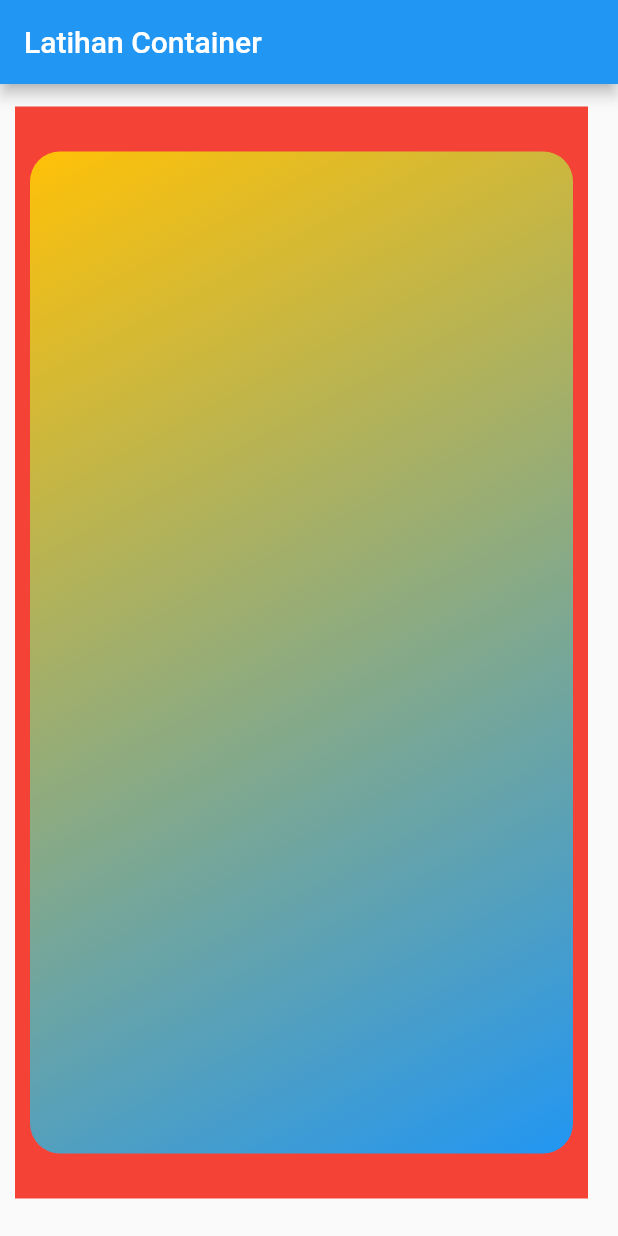
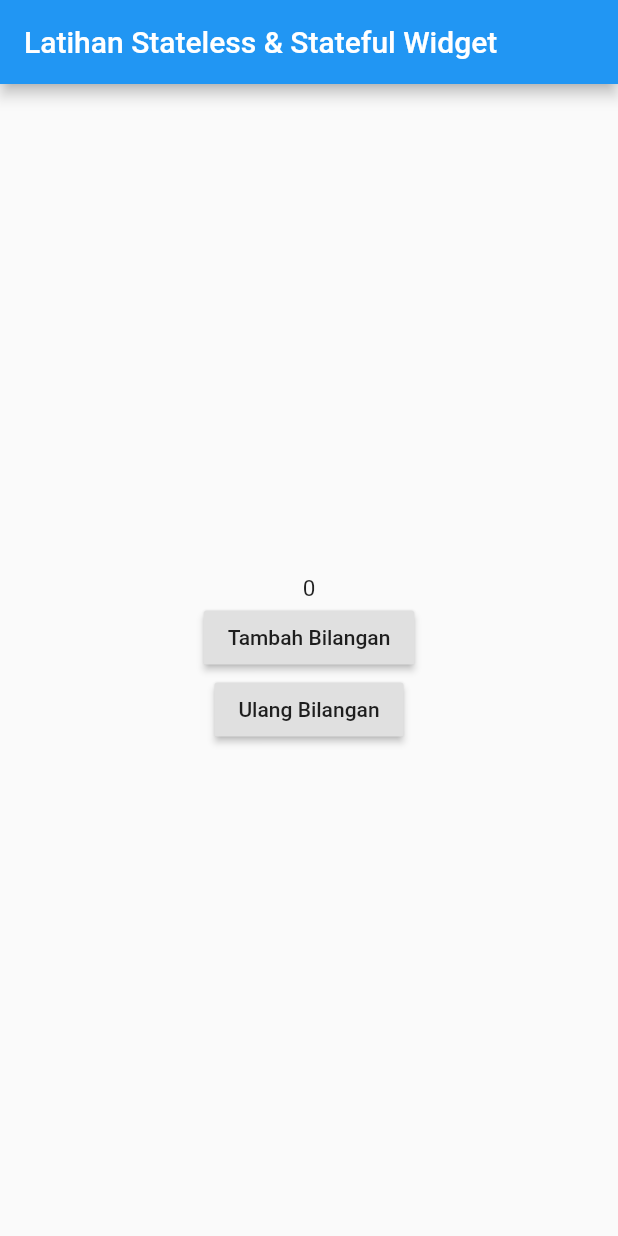
Before and after one commit to dsjtx/Belajar-Flutter, a Flutter app: the screen it shows after launch, on a phone screen of 412 x 824 dp. Run offline on Flutter 3.47's test engine with Material 2 defaults, Android fonts, the phone set to English and light mode, and no system bars.

Commit message:
Stateless & Stateful Widget

```diff
--- a/lib/main.dart
+++ b/lib/main.dart
@@ -2,26 +2,46 @@ import 'package:flutter/material.dart';
 
 void main() => runApp(MyApp());
 
-class MyApp extends StatelessWidget {
+class MyApp extends StatefulWidget {
+  @override
+  _MyAppState createState() => _MyAppState();
+}
+
+class _MyAppState extends State<MyApp> {
+  int number = 0;
+
+  void tambahTombol() {
+    setState(() {
+      number = number + 1;
+    });
+  }
+
+  void resetTombol() {
+    setState(() {
+      number = 0;
+    });
+  }
+
   @override
   Widget build(BuildContext context) {
     return MaterialApp(
       home: Scaffold(
         appBar: AppBar(
-          title: Text("Latihan Container"),
+          title: Text("Latihan Stateless & Stateful Widget"),
         ),
-        body: Container(
-          color: Colors.red,
-          margin: EdgeInsets.fromLTRB(10, 15, 20, 25),
-          padding: EdgeInsets.only(bottom: 20, top: 20),
-          child: Container(
-            margin: EdgeInsets.all(10),
-            decoration: BoxDecoration(
-                borderRadius: BorderRadius.circular(20),
-                gradient: LinearGradient(
-                    begin: Alignment.topLeft,
-                    end: Alignment.bottomRight,
-                    colors: <Color>[Colors.amber, Colors.blue])),
+        body: Center(
+          child: Column(
+            mainAxisAlignment: MainAxisAlignment.center,
+            children: <Widget>[
+              Text(
+                number.toString(),
+                style: TextStyle(fontSize: 15 + number.toDouble()),
+              ),
+              RaisedButton(
+                  child: Text("Tambah Bilangan"), onPressed: tambahTombol),
+              RaisedButton(
+                  child: Text("Ulang Bilangan"), onPressed: resetTombol)
+            ],
           ),
         ),
       ),
```
